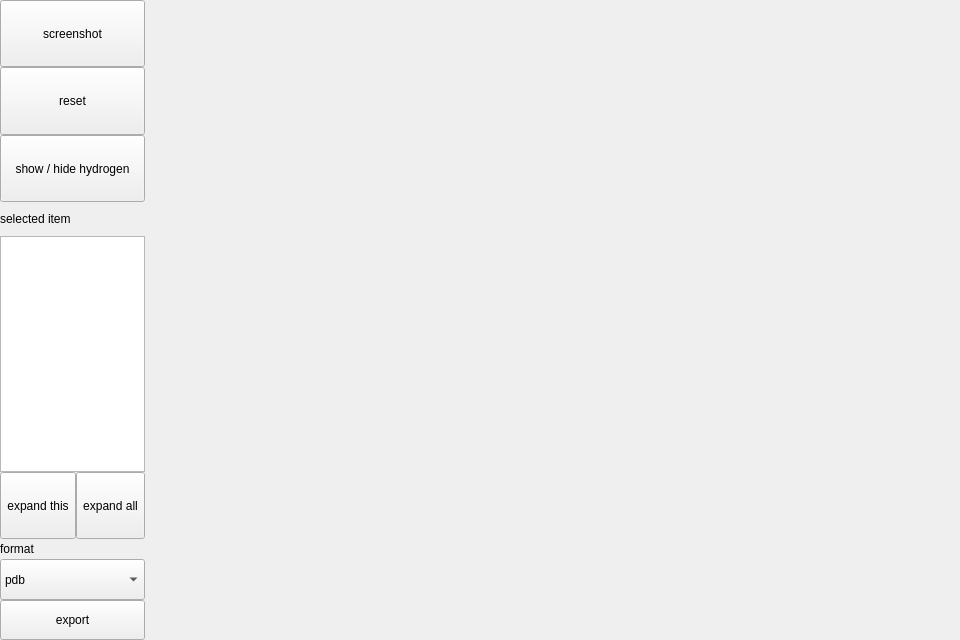
Qt form app/ui/view3d_widget.ui (xuguodong1999/COCR) before a commit.
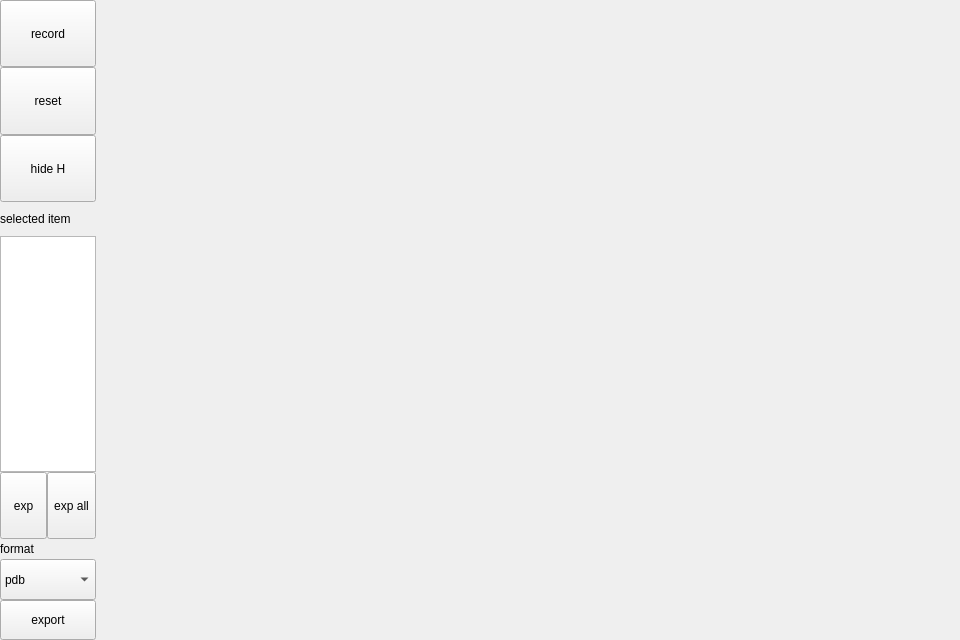
The same form after that commit.

The edit to the form file:
```diff
--- a/app/ui/view3d_widget.ui
+++ b/app/ui/view3d_widget.ui
@@ -43,7 +43,7 @@
                                 </sizepolicy>
                             </property>
                             <property name="text">
-                                <string>screenshot</string>
+        <string>record</string>
                             </property>
                         </widget>
                     </item>
@@ -69,7 +69,7 @@
                                 </sizepolicy>
                             </property>
                             <property name="text">
-                                <string>show / hide hydrogen</string>
+        <string>hide H</string>
                             </property>
                         </widget>
                     </item>
@@ -106,7 +106,7 @@
                                                 </sizepolicy>
                                             </property>
                                             <property name="text">
-                                                <string>expand this</string>
+            <string>exp</string>
                                             </property>
                                         </widget>
                                     </item>
@@ -119,7 +119,7 @@
                                                 </sizepolicy>
                                             </property>
                                             <property name="text">
-                                                <string>expand all</string>
+            <string>exp all</string>
                                             </property>
                                         </widget>
                                     </item>
```
Lines whose indentation alone changed are shown as unchanged.
